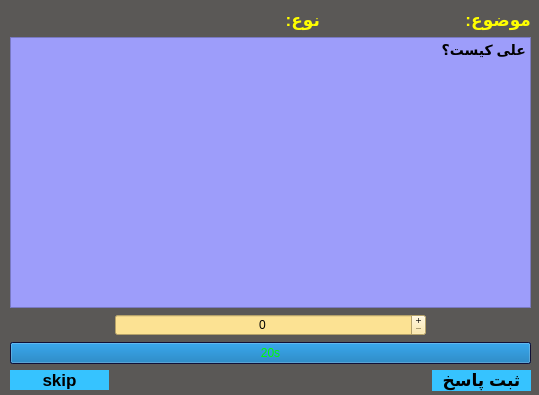
Old version of the form TicTocToeQuiz_clinet/numberquestion.ui in the repository alireza1384848/AP-project.
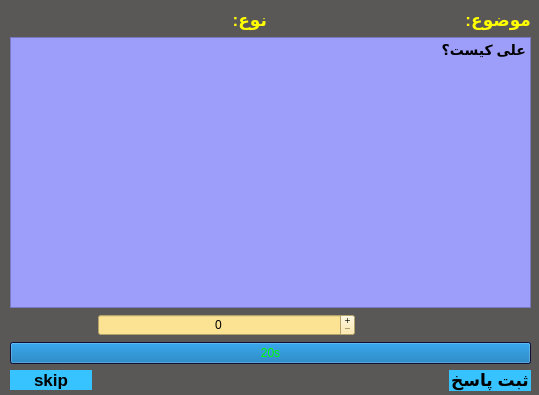
New version of the form.

Commit message: Shortquestion , Multiplequestion and Numberquestion designed(V3)

Diff of the .ui file:
```diff
--- a/TicTocToeQuiz_clinet/numberquestion.ui
+++ b/TicTocToeQuiz_clinet/numberquestion.ui
@@ -27,76 +27,7 @@
     </rect>
    </property>
    <layout class="QGridLayout" name="gridLayout_2">
-    <item row="0" column="3">
-     <widget class="QLabel" name="category">
-      <property name="styleSheet">
-       <string notr="true">color: #29FF43;font-weight: 900;font-size: 17px;</string>
-      </property>
-      <property name="text">
-       <string/>
-      </property>
-      <property name="alignment">
-       <set>Qt::AlignRight|Qt::AlignTrailing|Qt::AlignVCenter</set>
-      </property>
-     </widget>
-    </item>
-    <item row="6" column="4">
-     <widget class="QPushButton" name="verifybot">
-      <property name="styleSheet">
-       <string notr="true">background-color: #36C3FF ; 
- font-weight: 1000; 
- font-size: 17px; 
- border: none; </string>
-      </property>
-      <property name="text">
-       <string>ثبت پاسخ</string>
-      </property>
-     </widget>
-    </item>
-    <item row="6" column="0">
-     <widget class="QPushButton" name="skipbot">
-      <property name="styleSheet">
-       <string notr="true">background-color: #36C3FF ; 
- font-weight: 1000; 
- font-size: 17px; 
- border: none; </string>
-      </property>
-      <property name="text">
-       <string>skip</string>
-      </property>
-     </widget>
-    </item>
-    <item row="0" column="4">
-     <widget class="QLabel" name="cat_text">
-      <property name="styleSheet">
-       <string notr="true">color: yellow;font-weight: 900;font-size: 17px;</string>
-      </property>
-      <property name="text">
-       <string>موضوع:</string>
-      </property>
-     </widget>
-    </item>
-    <item row="5" column="0" colspan="5">
-     <widget class="QProgressBar" name="progressBar">
-      <property name="styleSheet">
-       <string notr="true">background-color: rgb(22, 23, 75);
-color: rgb(0, 255, 0);</string>
-      </property>
-      <property name="maximum">
-       <number>20</number>
-      </property>
-      <property name="value">
-       <number>20</number>
-      </property>
-      <property name="invertedAppearance">
-       <bool>false</bool>
-      </property>
-      <property name="format">
-       <string>%vs</string>
-      </property>
-     </widget>
-    </item>
-    <item row="3" column="1" colspan="3">
+    <item row="4" column="1" colspan="3">
      <widget class="QSpinBox" name="spinBox">
       <property name="styleSheet">
        <string notr="true">font: 24pt &quot;Segoe UI&quot;;
@@ -128,7 +59,27 @@
       </property>
      </widget>
     </item>
-    <item row="1" column="0" colspan="5">
+    <item row="6" column="0" colspan="6">
+     <widget class="QProgressBar" name="progressBar">
+      <property name="styleSheet">
+       <string notr="true">background-color: rgb(22, 23, 75);
+color: rgb(0, 255, 0);</string>
+      </property>
+      <property name="maximum">
+       <number>20</number>
+      </property>
+      <property name="value">
+       <number>20</number>
+      </property>
+      <property name="invertedAppearance">
+       <bool>false</bool>
+      </property>
+      <property name="format">
+       <string>%vs</string>
+      </property>
+     </widget>
+    </item>
+    <item row="2" column="0" colspan="6">
      <widget class="QTextBrowser" name="quesText">
       <property name="styleSheet">
        <string notr="true">background-color: #9D9DFA ;
@@ -147,6 +98,42 @@
       </property>
      </widget>
     </item>
+    <item row="7" column="5">
+     <widget class="QPushButton" name="verifybot">
+      <property name="styleSheet">
+       <string notr="true">background-color: #36C3FF ; 
+ font-weight: 1000; 
+ font-size: 17px; 
+ border: none; </string>
+      </property>
+      <property name="text">
+       <string>ثبت پاسخ</string>
+      </property>
+     </widget>
+    </item>
+    <item row="7" column="0">
+     <widget class="QPushButton" name="skipbot">
+      <property name="styleSheet">
+       <string notr="true">background-color: #36C3FF ; 
+ font-weight: 1000; 
+ font-size: 17px; 
+ border: none; </string>
+      </property>
+      <property name="text">
+       <string>skip</string>
+      </property>
+     </widget>
+    </item>
+    <item row="0" column="5">
+     <widget class="QLabel" name="cat_text">
+      <property name="styleSheet">
+       <string notr="true">color: yellow;font-weight: 900;font-size: 17px;</string>
+      </property>
+      <property name="text">
+       <string>موضوع:</string>
+      </property>
+     </widget>
+    </item>
     <item row="0" column="2">
      <widget class="QLabel" name="typetxt">
       <property name="styleSheet">
@@ -157,6 +144,19 @@
       </property>
      </widget>
     </item>
+    <item row="0" column="3" colspan="2">
+     <widget class="QLabel" name="category">
+      <property name="styleSheet">
+       <string notr="true">color: #29FF43;font-weight: 900;font-size: 17px;</string>
+      </property>
+      <property name="text">
+       <string/>
+      </property>
+      <property name="alignment">
+       <set>Qt::AlignRight|Qt::AlignTrailing|Qt::AlignVCenter</set>
+      </property>
+     </widget>
+    </item>
     <item row="0" column="0" colspan="2">
      <widget class="QLabel" name="type1_label">
       <property name="styleSheet">
```
The commit also changes 6 other files.
